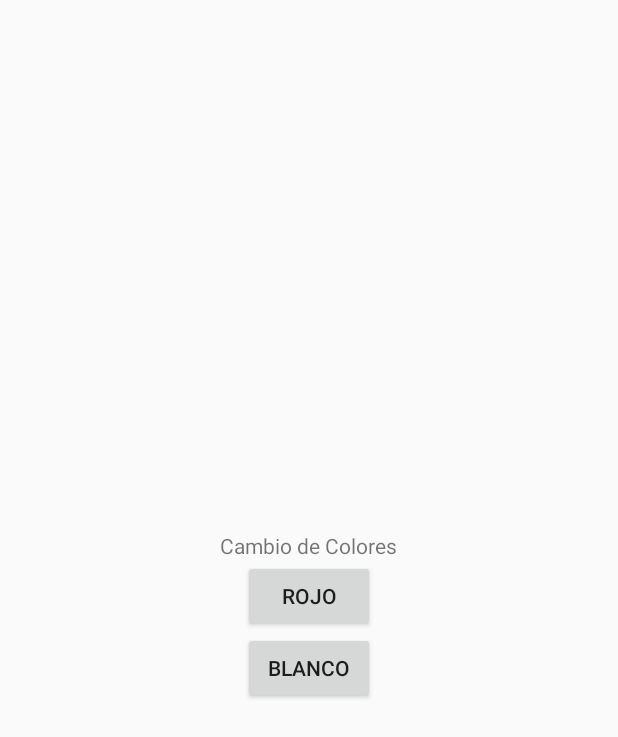
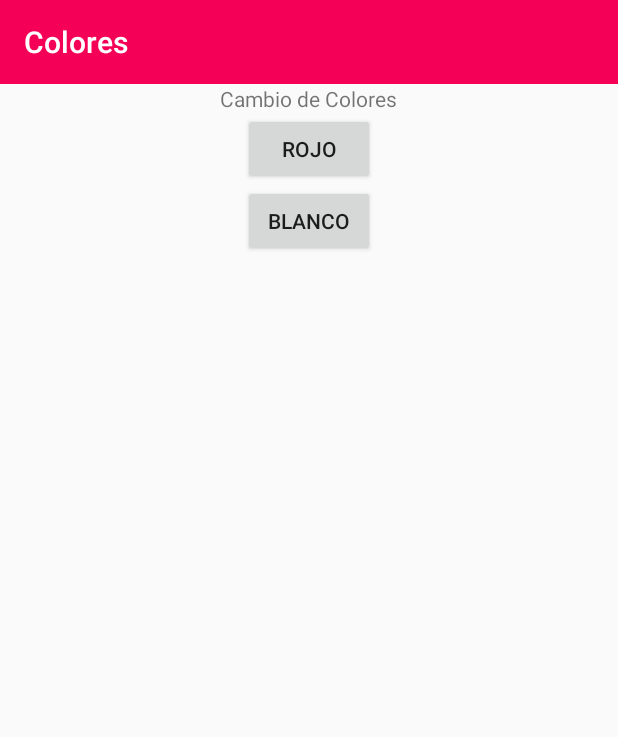
Before and after one commit to calyr/ColoresMaterialDesign, an Android app: the screen it shows after launch (MainActivity), on a phone screen of 412 x 824 dp. Shown: the top 737 px of the screen. Run offline under Robolectric (Android 15) with nearby library versions, the phone set to English and light mode, and no system bars.

Commit message:
ActionBar

```diff
--- a/app/src/main/java/ucb/bo/edu/colores/MainActivity.java
+++ b/app/src/main/java/ucb/bo/edu/colores/MainActivity.java
@@ -3,6 +3,7 @@ package ucb.bo.edu.colores;
 import android.graphics.Color;
 import android.os.Bundle;
 import android.support.v7.app.AppCompatActivity;
+import android.support.v7.widget.Toolbar;
 import android.view.View;
 import android.widget.Button;
 import android.widget.LinearLayout;
@@ -11,10 +12,21 @@ public class MainActivity extends AppCompatActivity {
 
     private View layoutPrincipal;
     private Button btnWhite;
+    private Toolbar mToolBar;
     @Override
     protected void onCreate(Bundle savedInstanceState) {
         super.onCreate(savedInstanceState);
         setContentView(R.layout.activity_main);
+        this.mToolBar = (Toolbar) findViewById(R.id.toolbar);
+
+        if (this.mToolBar != null) {
+            setSupportActionBar(this.mToolBar);
+        }
+
+        getSupportActionBar().setDisplayShowHomeEnabled(true);
+
+        //getSupportActionBar().setDisplayHomeAsUpEnabled(true);
+
         this.layoutPrincipal = (LinearLayout) findViewById(R.id.layoutPrincipal);
         this.btnWhite = (Button) findViewById(R.id.btnWhite);
 
--- a/app/src/main/res/layout/activity_main.xml
+++ b/app/src/main/res/layout/activity_main.xml
@@ -6,10 +6,11 @@
     android:layout_width="match_parent"
     android:layout_height="match_parent"
     android:layout_gravity="center"
-    android:gravity="center_vertical|center_horizontal"
     android:orientation="vertical"
     tools:context="ucb.bo.edu.colores.MainActivity">
-
+    <include
+            android:id="@+id/toolbar"
+            layout="@layout/toolbar" />
     <TextView
         android:layout_width="wrap_content"
         android:layout_height="wrap_content"
--- /dev/null
+++ b/app/src/main/res/layout/toolbar.xml
@@ -0,0 +1,10 @@
+<?xml version="1.0" encoding="utf-8"?>
+<android.support.v7.widget.Toolbar xmlns:android="http://schemas.android.com/apk/res/android"
+    xmlns:local="http://schemas.android.com/apk/res-auto"
+    android:id="@+id/toolbar"
+    android:layout_width="match_parent"
+    android:layout_height="wrap_content"
+    android:minHeight="?attr/actionBarSize"
+    android:background="?attr/colorPrimary"
+    local:theme="@style/ThemeOverlay.AppCompat.Dark.ActionBar"
+    local:popupTheme="@style/ThemeOverlay.AppCompat.Light" />
```
